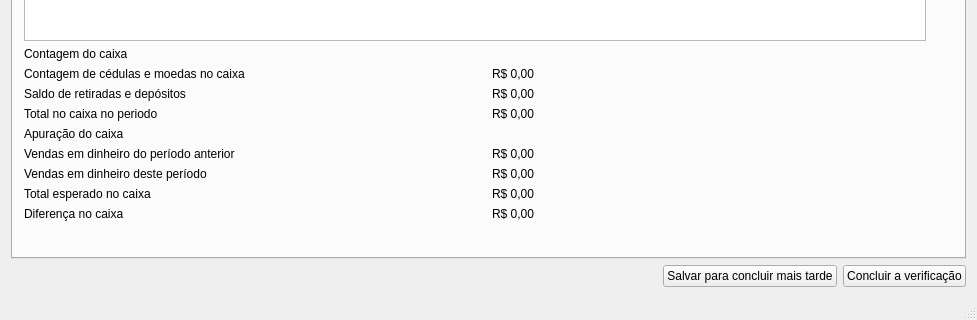
Above: mainwindow.ui from ramiromagalhaes/verificacao-caixa before the change; both pictures show x 0 to 977 and y 319 to 639 of the 977 by 639 pixel window. Below: the same form after it.
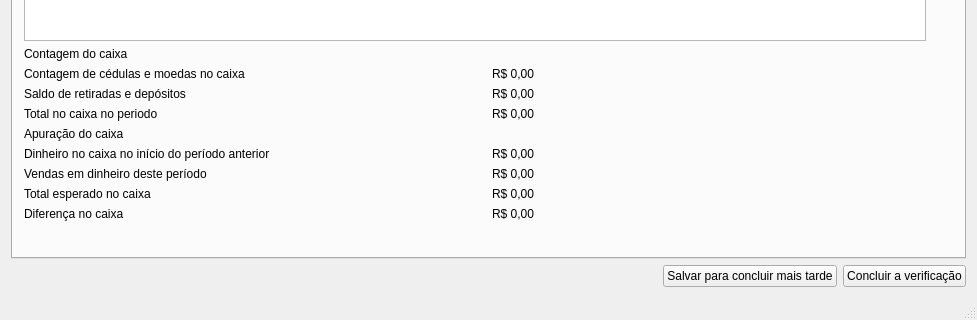
That is the form after the change.

Diff of the .ui file:
```diff
--- a/mainwindow.ui
+++ b/mainwindow.ui
@@ -434,7 +434,7 @@
            </widget>
           </item>
           <item row="5" column="1">
-           <widget class="QLabel" name="vendasDinheiroPeriodo">
+           <widget class="QLabel" name="vendasDinheiroPeriodoAnterior">
             <property name="text">
              <string>R$ 0,00</string>
             </property>
@@ -450,7 +450,7 @@
           <item row="5" column="0">
            <widget class="QLabel" name="label_27">
             <property name="text">
-             <string>Vendas em dinheiro do período anterior</string>
+             <string>Dinheiro no caixa no início do período anterior</string>
             </property>
            </widget>
           </item>
@@ -476,7 +476,7 @@
            </widget>
           </item>
           <item row="6" column="1">
-           <widget class="QLabel" name="vendasDinheiroPeriodoAnterior">
+           <widget class="QLabel" name="vendasDinheiroPeriodo">
             <property name="text">
              <string>R$ 0,00</string>
             </property>
```
Left out of the diff: 4 changed lines with no effect on the pictures.
